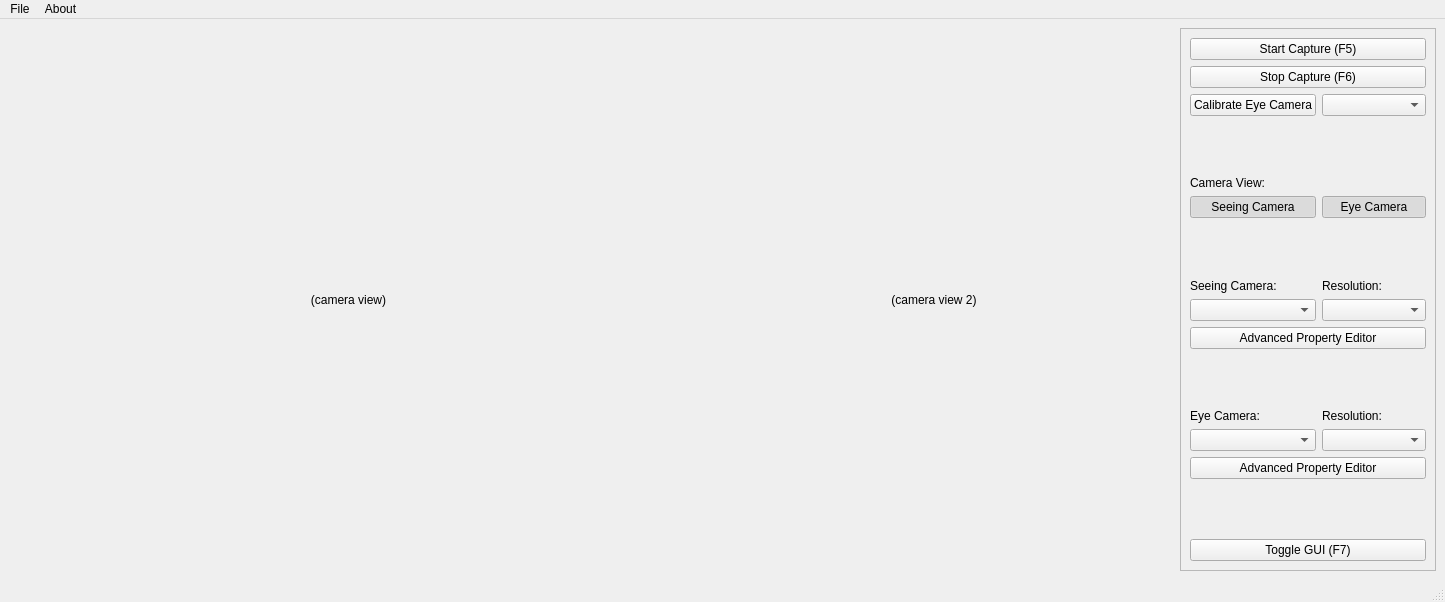
This is PyET/ui/main_window.ui in ganesh-git2014/python-eye-tracker as Qt 5 draws it before an edit. The edited form follows.
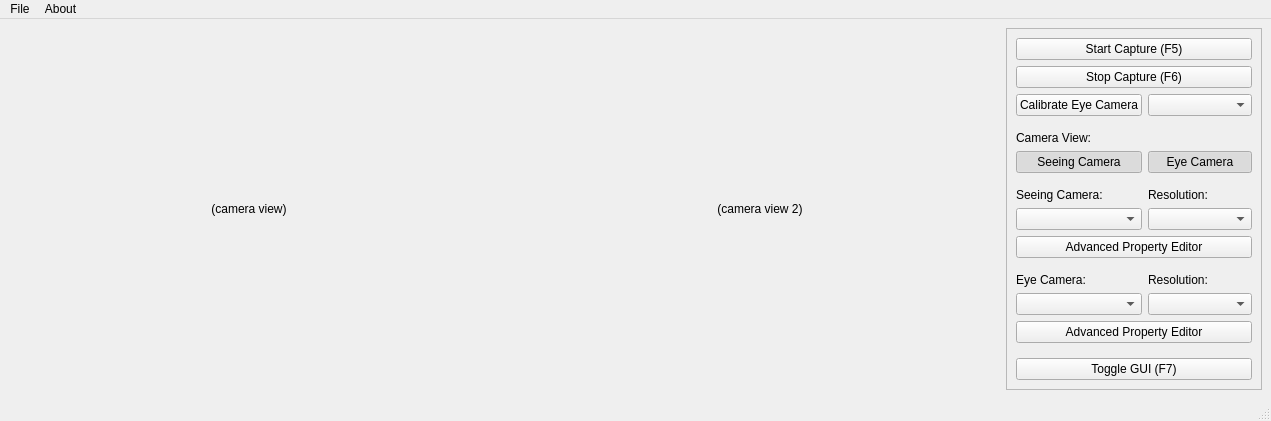
This is the edited form.

```diff
--- a/PyET/ui/main_window.ui
+++ b/PyET/ui/main_window.ui
@@ -6,8 +6,8 @@
    <rect>
     <x>0</x>
     <y>0</y>
-    <width>1445</width>
-    <height>602</height>
+    <width>1271</width>
+    <height>421</height>
    </rect>
   </property>
   <property name="minimumSize">
@@ -44,7 +44,7 @@
          <x>0</x>
          <y>0</y>
          <width>254</width>
-         <height>541</height>
+         <height>360</height>
         </rect>
        </property>
        <layout class="QVBoxLayout" name="verticalLayout">
@@ -286,6 +286,22 @@
         </property>
        </widget>
       </item>
+      <item>
+       <spacer name="horizontalSpacer">
+        <property name="orientation">
+         <enum>Qt::Horizontal</enum>
+        </property>
+        <property name="sizeType">
+         <enum>QSizePolicy::Expanding</enum>
+        </property>
+        <property name="sizeHint" stdset="0">
+         <size>
+          <width>2</width>
+          <height>20</height>
+         </size>
+        </property>
+       </spacer>
+      </item>
       <item>
        <widget class="QLabel" name="cam_view_2">
         <property name="minimumSize">
@@ -311,7 +327,7 @@
     <rect>
      <x>0</x>
      <y>0</y>
-     <width>1445</width>
+     <width>1271</width>
      <height>21</height>
     </rect>
    </property>
```
